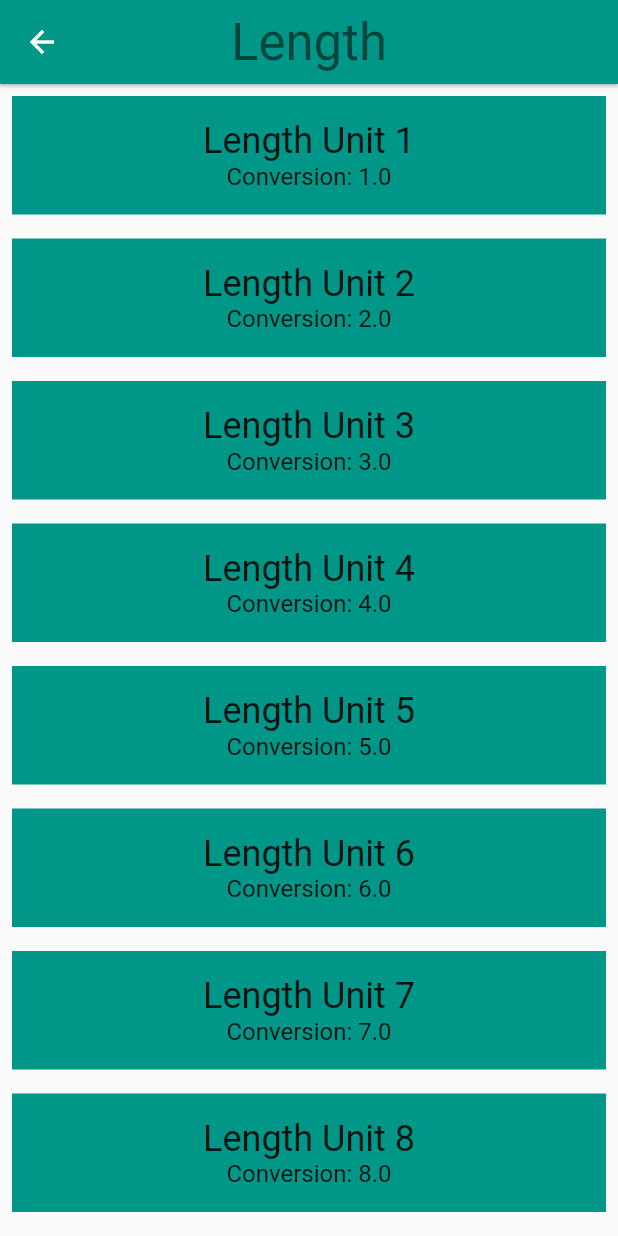
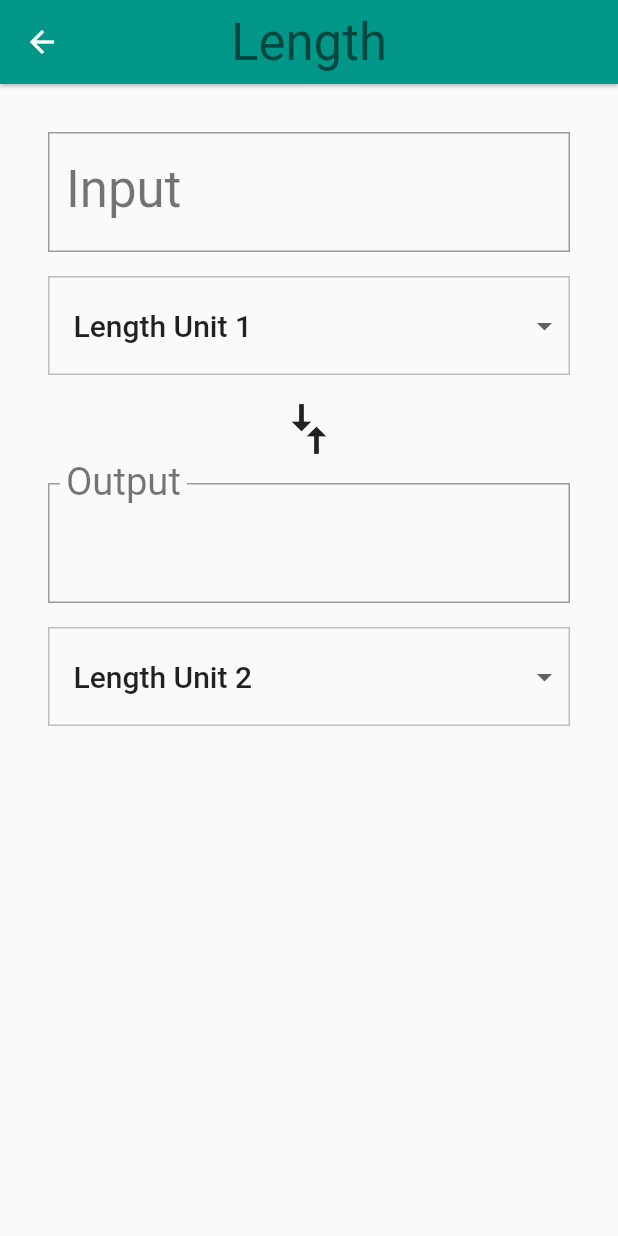
Before and after one commit to jferrater/learning_flutter, a Flutter app: the screen it shows after launch, after a tap on "Length", on a phone screen of 412 x 824 dp. Run offline on Flutter 3.47's test engine with Material 2 defaults, Android fonts, the phone set to English and light mode, and no system bars.

Commit message:
Implement input and output widgets

```diff
--- a/lib/converter_route.dart
+++ b/lib/converter_route.dart
@@ -1,6 +1,8 @@
 import 'package:flutter/foundation.dart';
 import 'package:flutter/material.dart';
 import 'package:learning_flutter/unit.dart';
+
+const _padding = EdgeInsets.all(16.0);
 
 /// Converter screen where users can input amounts to convert.
 ///
@@ -23,32 +25,221 @@ class ConverterScreen extends StatefulWidget {
 }
 
 class _ConverterScreenState extends State<ConverterScreen> {
+  Unit _fromValue;
+  Unit _toValue;
+  double _inputValue;
+  String _convertedValue = '';
+  List<DropdownMenuItem> _unitMenuItems;
+  bool _showValidationError = false;
+
+  @override
+  void initState() {
+    super.initState();
+    _createDropdownMenuItems();
+    _setDefaults();
+  }
 
   @override
   Widget build(BuildContext context) {
-    final unitWidgets = widget.units.map((Unit unit) {
-      return Container(
-        color: widget.color,
-        margin: EdgeInsets.all(8.0),
-        padding: EdgeInsets.all(16.0),
-        child: Column(
-          children: <Widget>[
-            Text(
-              unit.name,
-              style: Theme.of(context).textTheme.headline5,
+    final input = Padding(
+      padding: _padding,
+      child: Column(
+        crossAxisAlignment: CrossAxisAlignment.stretch,
+        // this is the widget that accepts text input. In this case, it
+        // accepts numbers and calls the onChanged property on update.
+        // See https://flutter.io/text-input
+        children: <Widget>[
+          TextField(
+            style: Theme.of(context).textTheme.headline4,
+            decoration: InputDecoration(
+              labelStyle: Theme.of(context).textTheme.headline4,
+              errorText: _showValidationError ? 'Invalid number entered' : null,
+              labelText: 'Input',
+              border: OutlineInputBorder(
+                borderRadius: BorderRadius.circular(0.0),
+              ),
             ),
-            Text(
-              'Conversion: ${unit.conversion}',
-              style: Theme.of(context).textTheme.subtitle1,
-            )
-          ],
-        ),
-      );
-    }).toList();
+            // Since we only want number input, we use a number keyboard.
+            // There are also other keyboards for dates, emails, phone numbers, etc.
+            keyboardType: TextInputType.number,
+            onChanged: _updateInputValue,
+          ),
+          _createDropdown(_fromValue.name, _updateFromConversion),
+        ],
+      ),
+    );
 
-    return ListView(
-      children: unitWidgets,
+    final arrows = RotatedBox(
+      quarterTurns: 1,
+      child: Icon(
+        Icons.compare_arrows,
+        size: 40.0,
+      ),
+    );
+
+    final output = Padding(
+      padding: _padding,
+      child: Column(
+        crossAxisAlignment: CrossAxisAlignment.stretch,
+        children: <Widget>[
+          InputDecorator(
+            child: Text(
+              _convertedValue,
+              style: Theme.of(context).textTheme.headline4,
+            ),
+            decoration: InputDecoration(
+                labelText: 'Output',
+                labelStyle: Theme.of(context).textTheme.headline4,
+                border: OutlineInputBorder(
+                  borderRadius: BorderRadius.circular(0.0),
+                )),
+          ),
+          _createDropdown(_toValue.name, _updateToConversion),
+        ],
+      ),
+    );
+
+    final converter = Column(
+      crossAxisAlignment: CrossAxisAlignment.stretch,
+      children: [
+        input,
+        arrows,
+        output,
+      ],
+    );
+
+    return Padding(
+      padding: _padding,
+      child: converter,
     );
   }
 
+  void _updateToConversion(dynamic unitName) {
+    setState(() {
+      _toValue = _getUnit(unitName);
+    });
+    if (_inputValue != null) {
+      _updateConversion();
+    }
+  }
+
+  void _updateFromConversion(dynamic unitName) {
+    setState(() {
+      _fromValue = _getUnit(unitName);
+    });
+    if (_inputValue != null) {
+      _updateConversion();
+    }
+  }
+
+  Unit _getUnit(String unitName) {
+    return widget.units.firstWhere(
+      (Unit unit) {
+        return unit.name == unitName;
+      },
+      orElse: null,
+    );
+  }
+
+  /// Creates fresh list of [DropdownMenuItem] widgets, given a list of [Unit]s.
+  void _createDropdownMenuItems() {
+    var newItems = <DropdownMenuItem>[];
+    for (var unit in widget.units) {
+      newItems.add(DropdownMenuItem(
+        value: unit.name,
+        child: Container(
+          child: Text(
+            unit.name,
+            softWrap: true,
+          ),
+        ),
+      ));
+    }
+    setState(() {
+      _unitMenuItems = newItems;
+    });
+  }
+
+  /// Sets the default values for the 'from' and 'to' [Dropdown]s.
+  void _setDefaults() {
+    setState(() {
+      _fromValue = widget.units[0];
+      _toValue = widget.units[1];
+    });
+  }
+
+  /// Clean up conversion; trim trailing zeros, e.g. 5.500 -> 5.5, 10.0 -> 10
+  String _format(double conversion) {
+    var outputNum = conversion.toStringAsPrecision(7);
+    if (outputNum.contains('.') && outputNum.endsWith('0')) {
+      var i = outputNum.length - 1;
+      while (outputNum[i] == '0') {
+        i -= 1;
+      }
+      outputNum = outputNum.substring(0, i + 1);
+    }
+    if (outputNum.endsWith('.')) {
+      return outputNum.substring(0, outputNum.length - 1);
+    }
+    return outputNum;
+  }
+
+  Widget _createDropdown(String currentValue, ValueChanged<dynamic> onChanged) {
+    return Container(
+      margin: EdgeInsets.only(top: 16.0),
+      decoration: BoxDecoration(
+        // This sets the color of the [DropdownButton] itself
+        color: Colors.grey[50],
+        border: Border.all(
+          color: Colors.grey[400],
+          width: 1.0,
+        ),
+      ),
+      padding: EdgeInsets.symmetric(vertical: 8.0),
+      child: Theme(
+        // This sets the color of the [DropdownMenuItem]
+        data: Theme.of(context).copyWith(
+          canvasColor: Colors.grey[50],
+        ),
+        child: DropdownButtonHideUnderline(
+          child: ButtonTheme(
+            alignedDropdown: true,
+            child: DropdownButton(
+              value: currentValue,
+              items: _unitMenuItems,
+              onChanged: onChanged,
+              style: Theme.of(context).textTheme.title,
+            ),
+          ),
+        ),
+      ),
+    );
+  }
+
+  void _updateInputValue(String input) {
+    setState(() {
+      if (input == null || input.isEmpty) {
+        _convertedValue = '';
+      } else {
+        // Even though we are using the numerical keyboard, we still have
+        // to check for non-numerical input such as '5...0' or '6 -3'
+        try {
+          final inputDouble = double.parse(input);
+          _showValidationError = false;
+          _inputValue = inputDouble;
+          _updateConversion();
+        } on Exception catch (e) {
+          print('Error: $e');
+          _showValidationError = true;
+        }
+      }
+    });
+  }
+
+  void _updateConversion() {
+    setState(() {
+      _convertedValue =
+          _format(_inputValue * (_toValue.conversion / _fromValue.conversion));
+    });
+  }
 }
```
